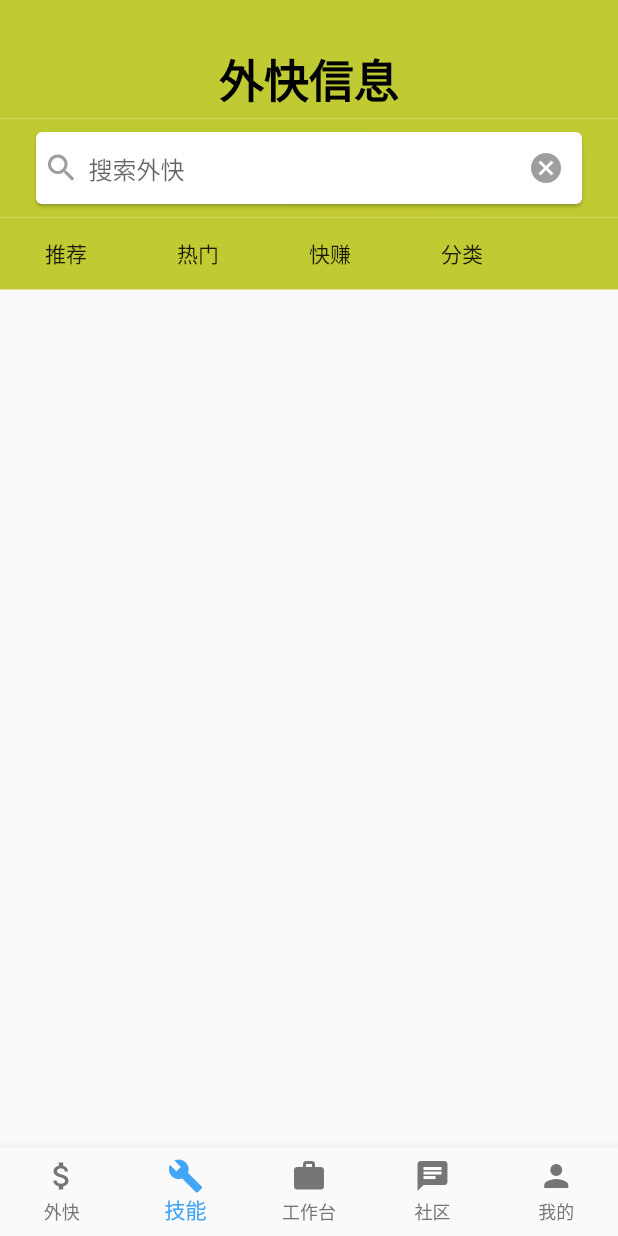
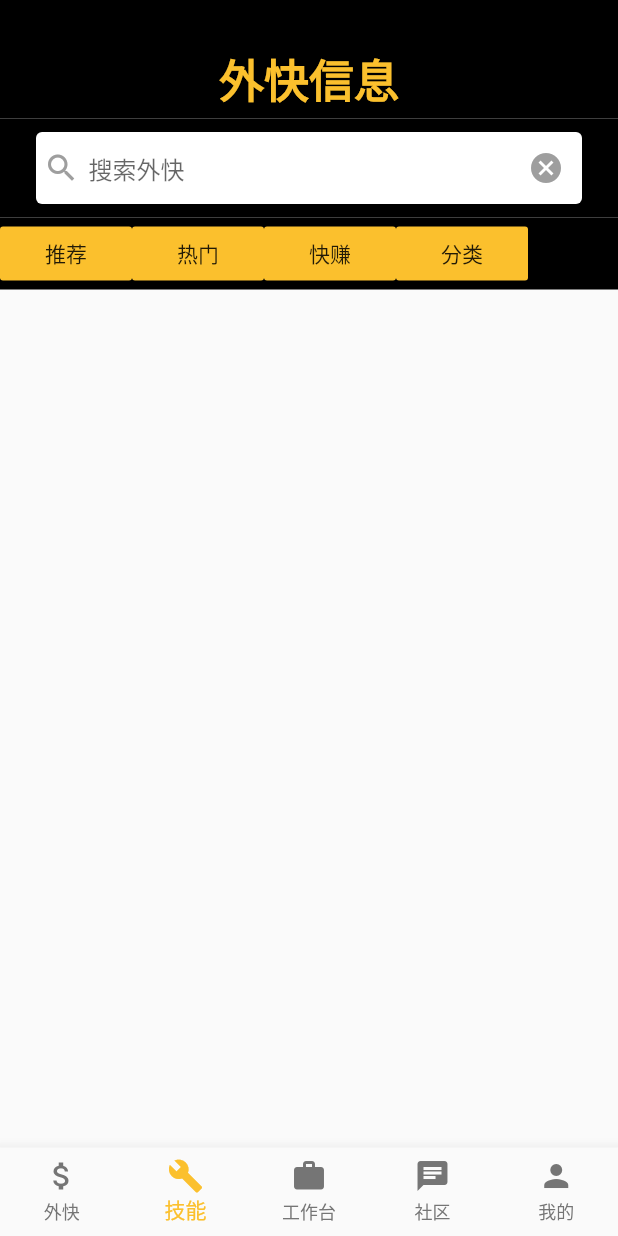
Before and after one commit to ZizhengYang/flutter_wk, a Flutter app: the screen it shows after launch, on a phone screen of 412 x 824 dp. Run offline on Flutter 3.47's test engine with Material 2 defaults, Android fonts, the phone set to English and light mode, and no system bars.

Commit message:
Change colors

```diff
--- a/lib/Pages/MainNavigationBar.dart
+++ b/lib/Pages/MainNavigationBar.dart
@@ -58,7 +58,7 @@ class MainNavigationBarState extends State<MainNavigationBar> with TickerProvide
             BottomNavigationBarItem(icon: new Icon(Icons.chat), title: Text("社区")),
             BottomNavigationBarItem(icon: new Icon(Icons.person), title: Text("我的"))
           ],
-          selectedItemColor: Colors.blue[400],
+          selectedItemColor: Colors.yellow[700],
           unselectedItemColor: Colors.grey[600],
           showUnselectedLabels: true,
           onTap: onTap,
--- a/lib/Pages/UserSide/UserTaskPage.dart
+++ b/lib/Pages/UserSide/UserTaskPage.dart
@@ -30,7 +30,7 @@ class UserTaskPage extends StatelessWidget {
             new Column(
               children: <Widget>[
                 new Container(
-                  color: Colors.lime[600],
+                  color: Colors.black,
                   alignment: Alignment.topCenter,
                   padding: EdgeInsets.only(top: 30, left: 5, right: 5, bottom: 5),
                   child: new Text(
@@ -38,13 +38,13 @@ class UserTaskPage extends StatelessWidget {
                     style: new TextStyle(
                         fontSize: 30.0,
                         fontWeight: FontWeight.w900,
-                        color: Colors.black,
+                        color: Colors.yellow[700],
                         decoration: TextDecoration.none
                     ),
                   ),
                 ),
                 new Container(
-                  color: Colors.lime[600],
+                  color: Colors.black,
                   alignment: Alignment.topCenter,
                   padding: EdgeInsets.only(top: 5, left: 20, right: 20, bottom: 5),
                   child: new Card(
@@ -73,13 +73,13 @@ class UserTaskPage extends StatelessWidget {
                   ),
                 ),
                 new Container(
-                  color: Colors.lime[600],
+                  color: Colors.black,
                   child: new Row(
                     children: <Widget>[
-                      new FlatButton(onPressed: () {}, child: new Text("推荐")),
-                      new FlatButton(onPressed: () {}, child: new Text("热门")),
-                      new FlatButton(onPressed: () {}, child: new Text("快赚")),
-                      new FlatButton(onPressed: () {}, child: new Text("分类"))
+                      new FlatButton(onPressed: () {}, child: new Text("推荐"), color: Colors.yellow[700]),
+                      new FlatButton(onPressed: () {}, child: new Text("热门"), color: Colors.yellow[700]),
+                      new FlatButton(onPressed: () {}, child: new Text("快赚"), color: Colors.yellow[700]),
+                      new FlatButton(onPressed: () {}, child: new Text("分类"), color: Colors.yellow[700])
                     ],
                   ),
                 ),
```
